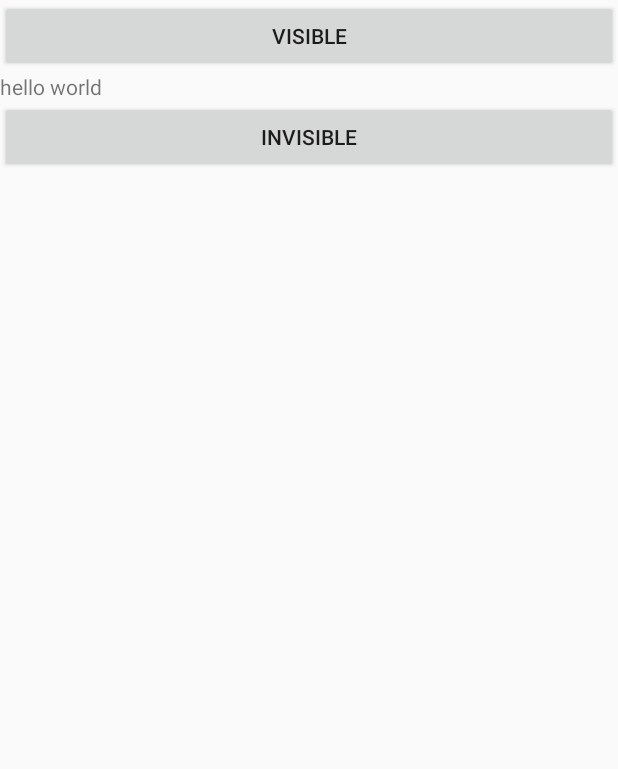
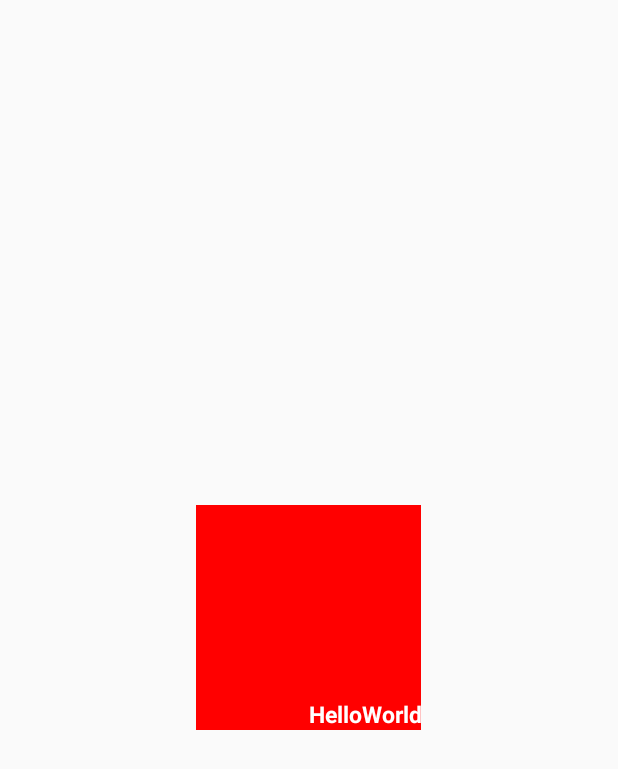
Before and after one commit to tomlittlekim/Android-Project, an Android app: the layout activity_main.xml on its own in the app's theme, with its tools: preview values and no code run, on a phone screen of 412 x 824 dp. Shown: the top 769 px of the screen. Run offline under Robolectric (Android 15) with nearby library versions, the phone set to English and light mode, and no system bars.

Commit message:
[Add] layout과 view 정렬해보기

```diff
--- a/app/src/main/res/layout/activity_main.xml
+++ b/app/src/main/res/layout/activity_main.xml
@@ -2,20 +2,17 @@
 <LinearLayout xmlns:android="http://schemas.android.com/apk/res/android"
   android:layout_width="match_parent"
   android:layout_height="match_parent"
-  android:orientation="vertical">
-  <Button
-    android:id="@+id/visibleBtn"
-    android:layout_width="match_parent"
-    android:layout_height="wrap_content"
-    android:text="visible" />
+  android:orientation="vertical"
+  android:gravity="center">
+
   <TextView
-    android:id="@+id/targetView"
-    android:layout_width="match_parent"
-    android:layout_height="wrap_content"
-    android:text="hello world" />
-  <Button
-    android:id="@+id/invisibleBtn"
-    android:layout_width="match_parent"
-    android:layout_height="wrap_content"
-    android:text="invisible" />
+    android:layout_width="150dp"
+    android:layout_height="150dp"
+    android:background="#FF0000"
+    android:textSize="15sp"
+    android:textStyle="bold"
+    android:textColor="#FFFFFF"
+    android:text="HelloWorld"
+    android:gravity="right|bottom" />
+
 </LinearLayout>
```
